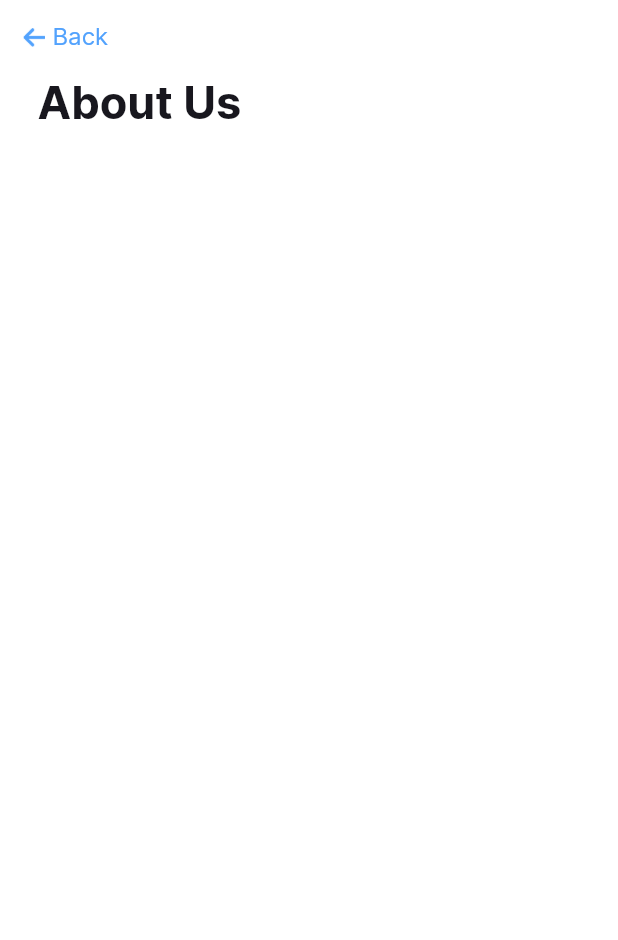
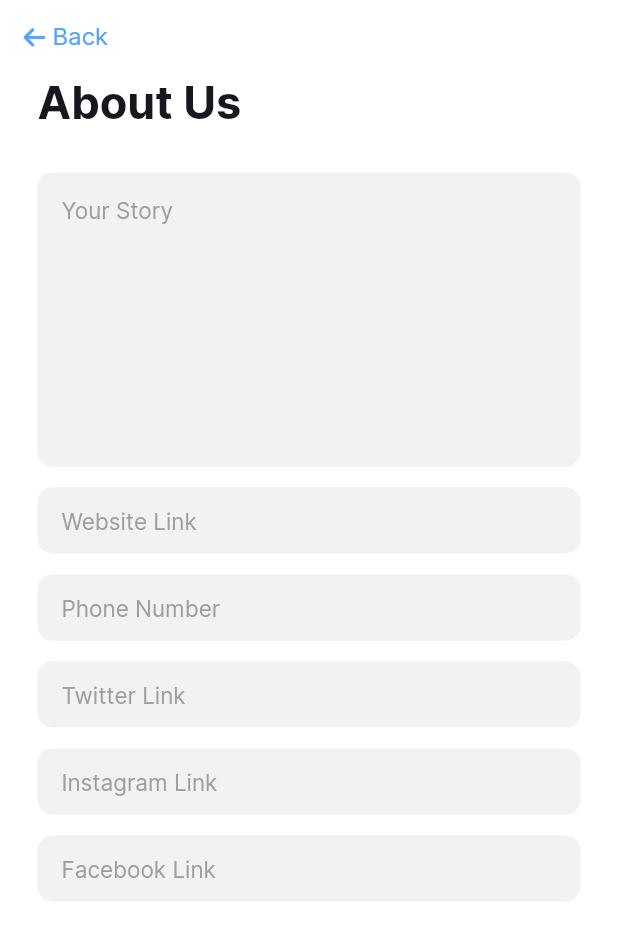
Before and after one commit to DISH-App-Experience/DISH-Connect, a Flutter app: the AboutUsPage screen opened directly, on a phone screen of 412 x 824 dp. Shown: the top 940 px of the screen. Run offline on Flutter 3.47's test engine with Material 2 defaults, Android fonts, the light colour scheme and no system bars; our stand-ins replace file_picker, firebase_auth, firebase_core, firebase_database, firebase_storage, flutter_easyloading and 4 more; missing offline and left inert: basics, dart:js; accounts and stored records are empty.

Commit message:
started about s wrapped up theme

```diff
--- a/lib/pages/authentication/loading_page.dart
+++ b/lib/pages/authentication/loading_page.dart
@@ -72,7 +72,10 @@ class _LoadingPageState extends State<LoadingPage> {
                     );
 
                     Timer(Duration(seconds: 2), () {
-                      Get.toNamed(SiteLayoutPageRoute);
+                      Get.off(
+                        SiteLayout(),
+                        fullscreenDialog: true,
+                      );
                     });
                   },
                 );
--- a/lib/pages/home/about/about_us.dart
+++ b/lib/pages/home/about/about_us.dart
@@ -1,4 +1,5 @@
 import 'package:dish_connect/constants/colors.dart';
+import 'package:dish_connect/widgets/about/textfield_row.dart';
 import 'package:dish_connect/widgets/custom_back_button.dart';
 import 'package:dish_connect/widgets/custom_text.dart';
 import 'package:dish_connect/widgets/navigation_bar.dart';
@@ -17,6 +18,12 @@ class _AboutUsPageState extends State<AboutUsPage> {
   Widget build(BuildContext context) {
     var isLight = Theme.of(context).brightness == Brightness.light;
     var isSmall = MediaQuery.of(context).size.width < 1210;
+    TextEditingController storyTF = TextEditingController();
+    TextEditingController websiteTF = TextEditingController();
+    TextEditingController phoneNumberTF = TextEditingController();
+    TextEditingController twitterTF = TextEditingController();
+    TextEditingController instagramTF = TextEditingController();
+    TextEditingController facebookTF = TextEditingController();
     return Scaffold(
       backgroundColor: isLight ? Colors.white : navy500,
       body: isSmall
@@ -29,6 +36,84 @@ class _AboutUsPageState extends State<AboutUsPage> {
                   navigationBar(
                     context,
                     "About Us",
+                  ),
+                  SizedBox(
+                    height: 15,
+                  ),
+                  Padding(
+                    padding: EdgeInsets.only(
+                      left: 25,
+                      right: 25,
+                    ),
+                    child: textFieldRow(
+                      "Your Story",
+                      true,
+                      TextInputType.name,
+                      storyTF,
+                    ),
+                  ),
+                  Padding(
+                    padding: EdgeInsets.only(
+                      left: 25,
+                      right: 25,
+                    ),
+                    child: textFieldRow(
+                      "Website Link",
+                      false,
+                      TextInputType.url,
+                      websiteTF,
+                    ),
+                  ),
+                  Padding(
+                    padding: EdgeInsets.only(
+                      left: 25,
+                      right: 25,
+                    ),
+                    child: textFieldRow(
+                      "Phone Number",
+                      false,
+                      TextInputType.url,
+                      phoneNumberTF,
+                    ),
+                  ),
+                  Padding(
+                    padding: EdgeInsets.only(
+                      left: 25,
+                      right: 25,
+                    ),
+                    child: textFieldRow(
+                      "Twitter Link",
+                      false,
+                      TextInputType.url,
+                      twitterTF,
+                    ),
+                  ),
+                  Padding(
+                    padding: EdgeInsets.only(
+                      left: 25,
+                      right: 25,
+                    ),
+                    child: textFieldRow(
+                      "Instagram Link",
+                      false,
+                      TextInputType.url,
+                      instagramTF,
+                    ),
+                  ),
+                  Padding(
+                    padding: EdgeInsets.only(
+                      left: 25,
+                      right: 25,
+                    ),
+                    child: textFieldRow(
+                      "Facebook Link",
+                      false,
+                      TextInputType.url,
+                      facebookTF,
+                    ),
+                  ),
+                  SizedBox(
+                    height: 200,
                   ),
                 ],
               ),
--- /dev/null
+++ b/lib/widgets/about/textfield_row.dart
@@ -0,0 +1,44 @@
+import 'package:dish_connect/widgets/big_text_field.dart';
+import 'package:dish_connect/widgets/main_textfield.dart';
+import 'package:flutter/material.dart';
+
+Widget textFieldRow(
+  String placeholder,
+  bool isBig,
+  TextInputType keyboardType,
+  TextEditingController controller,
+) {
+  double height;
+  double tfHeight;
+  if (isBig) {
+    tfHeight = 196;
+    height = 210;
+  } else {
+    height = 58;
+    tfHeight = 44;
+  }
+  return Container(
+    height: height,
+    child: Column(
+      children: [
+        SizedBox(
+          height: 14,
+        ),
+        Container(
+          height: tfHeight,
+          child: isBig
+              ? BigTextField(
+                  hintText: placeholder,
+                  keyboardType: keyboardType,
+                  controller: controller,
+                )
+              : MainTextField(
+                  hintText: placeholder,
+                  keyboardType: keyboardType,
+                  controller: controller,
+                ),
+        ),
+      ],
+    ),
+  );
+}
--- /dev/null
+++ b/lib/widgets/big_text_field.dart
@@ -0,0 +1,90 @@
+import 'package:dish_connect/constants/colors.dart';
+import 'package:flutter/material.dart';
+
+class BigTextField extends StatelessWidget {
+  final String? hintText;
+  final bool? obscureText;
+  final bool? isBirthday;
+  final TextInputType? keyboardType;
+  final TextEditingController? controller;
+  final Function()? function;
+
+  const BigTextField({
+    Key? key,
+    this.hintText,
+    this.keyboardType,
+    this.obscureText = false,
+    this.isBirthday,
+    this.function,
+    this.controller,
+  }) : super(key: key);
+
+  @override
+  Widget build(BuildContext context) {
+    var isLight = Theme.of(context).brightness == Brightness.light;
+    Color secColor;
+    if (isLight) {
+      secColor = slate500;
+    } else {
+      secColor = darkTFBackground;
+    }
+
+    return SizedBox(
+      height: 50,
+      child: TextFormField(
+        textAlignVertical: TextAlignVertical.top,
+        onTap: () => {
+          if (isBirthday == true) {function, print("hi there")}
+        },
+        keyboardType: keyboardType,
+        cursorColor: mainBlue,
+        cursorWidth: 2,
+        expands: true,
+        maxLines: null,
+        minLines: null,
+        style: TextStyle(
+          fontFamily: 'Inter',
+          fontWeight: FontWeight.w500,
+          fontSize: 15,
+        ),
+        decoration: InputDecoration(
+          contentPadding: EdgeInsets.only(
+            top: 16,
+            left: 16,
+          ),
+          hintText: hintText,
+          hintStyle: TextStyle(
+            color: Colors.grey,
+            fontWeight: FontWeight.normal,
+            fontSize: 15,
+          ),
+          filled: true,
+          fillColor: secColor,
+          border: OutlineInputBorder(
+            borderSide: BorderSide(
+              color: secColor,
+              width: .2,
+            ),
+            borderRadius: BorderRadius.circular(10),
+          ),
+          focusedBorder: OutlineInputBorder(
+            borderSide: BorderSide(
+              color: secColor,
+              width: .2,
+            ),
+            borderRadius: BorderRadius.circular(10),
+          ),
+          enabledBorder: OutlineInputBorder(
+            borderSide: BorderSide(
+              color: secColor,
+              width: .2,
+            ),
+            borderRadius: BorderRadius.circular(10),
+          ),
+        ),
+        obscureText: obscureText!,
+        controller: controller,
+      ),
+    );
+  }
+}
--- a/pubspec.yaml
+++ b/pubspec.yaml
@@ -32,6 +32,7 @@ dependencies:
   image: ^3.0.5
   quiver: ^3.0.1
   basics: ^0.6.0
+  image_cropper: ^1.5.0
   # cyclop:
   #   git: https://github.com/JorgeZapata27/cyclop
 
```
Also changed, not shown: lib/pages/home/theme/customize_theme.dart (+36 -17 lines), lib/widgets/home/home_square.dart (+8 -7 lines), lib/widgets/theme/crop_util.dart (added, +43 -0 lines), pubspec.lock, 3 other files.
